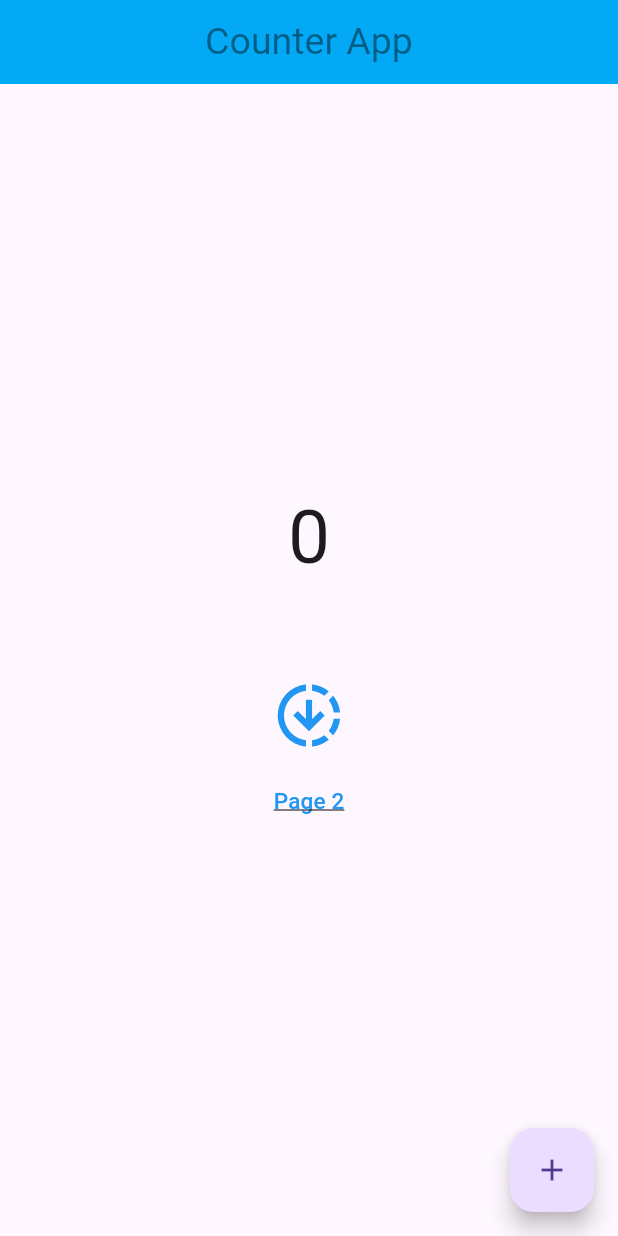
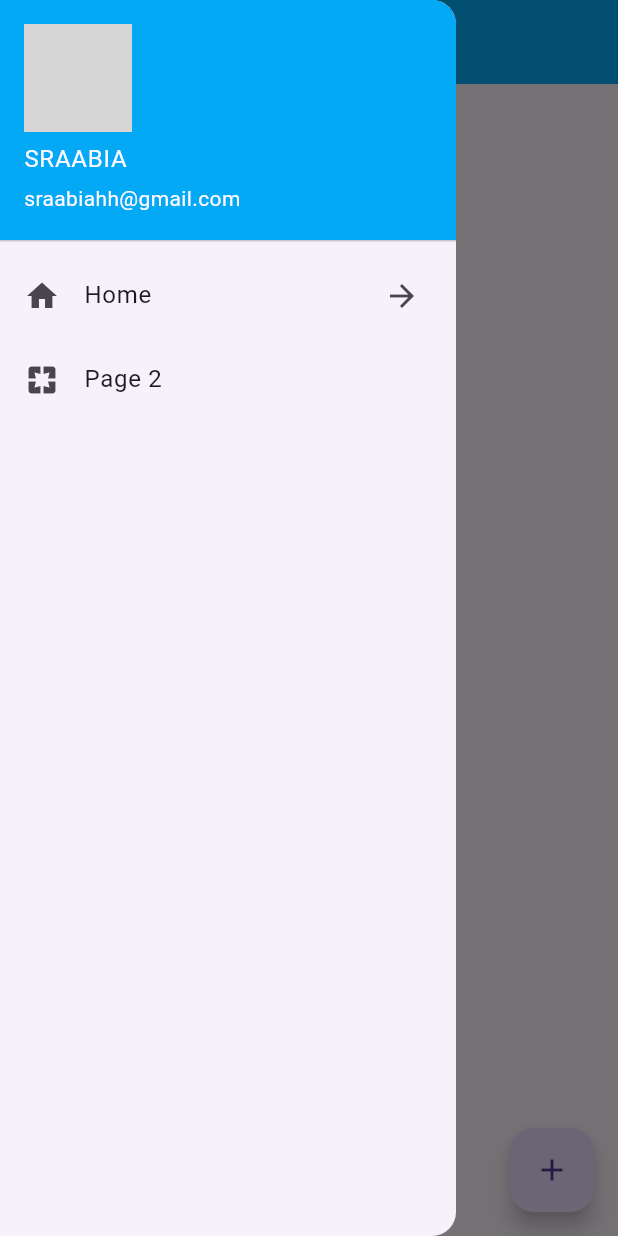
Before and after one commit to SRAABIA/counter, a Flutter app: the screen it shows after launch, with the side drawer open (before the commit the screen has no drawer), on a phone screen of 412 x 824 dp. Run offline on Flutter 3.47's test engine with Material 3 defaults, Android fonts, the phone set to English and light mode, and no system bars; network calls fail; grey boxes are pictures that could not be loaded.

Commit message:
Classes, Drawer, ListView.builder

```diff
--- a/lib/counter.dart
+++ b/lib/counter.dart
@@ -21,31 +21,78 @@ class _counterState extends State<counter> {
             crossAxisAlignment: CrossAxisAlignment.center,
             children: [
               Text(x.toString(), style: TextStyle(fontSize: 50)),
-                SizedBox(height: 50,),
-                TextButton(onPressed: (){
+              SizedBox(height: 50),
+              TextButton(
+                onPressed: () {
                   x = 0;
                   setState(() {});
                 },
-                    child: Icon(Icons.downloading_outlined,size: 50,color: Colors.blue,),
+                child: Icon(
+                  Icons.downloading_outlined,
+                  size: 50,
+                  color: Colors.blue,
                 ),
-                TextButton(onPressed: (){
+              ),
+              TextButton(
+                onPressed: () {
                   // Navigator.push(context, MaterialPageRoute(builder: (context)=> page2()));
                   Navigator.pushNamed(context, page2.id);
                 },
-                    child: Text('Page 2',style:
-                    TextStyle(
+                child: Text(
+                  'Page 2',
+                  style: TextStyle(
                     fontSize: 15,
                     color: Colors.blue,
                     decoration: TextDecoration.underline,
-                    ),)
+                  ),
+                ),
               ),
             ],
           ),
         ),
         appBar: AppBar(
-            title: Text('Counter App', style: TextStyle(fontSize: 25, color: Colors.black45)),
+          title: Text(
+            'Counter App',
+            style: TextStyle(fontSize: 25, color: Colors.black45),
+          ),
           backgroundColor: Colors.lightBlue,
           centerTitle: true,
+        ),
+        drawer: Drawer(
+          child: ListView(
+            children: [
+              // DrawerHeader(child: Text('Drawer')),
+              UserAccountsDrawerHeader(
+                accountName: Text('SRAABIA'),
+                accountEmail: Text('sraabiahh@gmail.com'),
+                decoration: BoxDecoration(
+                  color: Colors.lightBlue,
+                ),
+                currentAccountPicture: CircleAvatar(
+                  radius: 30,
+                  backgroundImage: NetworkImage(
+                    'https://images.pexels.com/photos/5488937/pexels-photo-5488937.jpeg',
+                  ),
+                ),
+              ),
+              ListTile(
+                leading: Icon(Icons.home),
+                title: Text('Home'),
+                onTap: () {
+                  Navigator.pushNamed(context, counter.id);
+                },
+                trailing: Icon(Icons.arrow_forward),
+              ),
+              ListTile(
+                leading: Icon(Icons.pages),
+                title: Text('Page 2'),
+                onTap: () {
+                  Navigator.pushNamed(context, page2.id);
+                },
+
+                ),
+              ]
+              ),
         ),
         floatingActionButton: FloatingActionButton(
           onPressed: () {
```
Also changed, not shown: lib/page2.dart (+22 -8 lines). Lines whose indentation alone changed are shown as unchanged.
